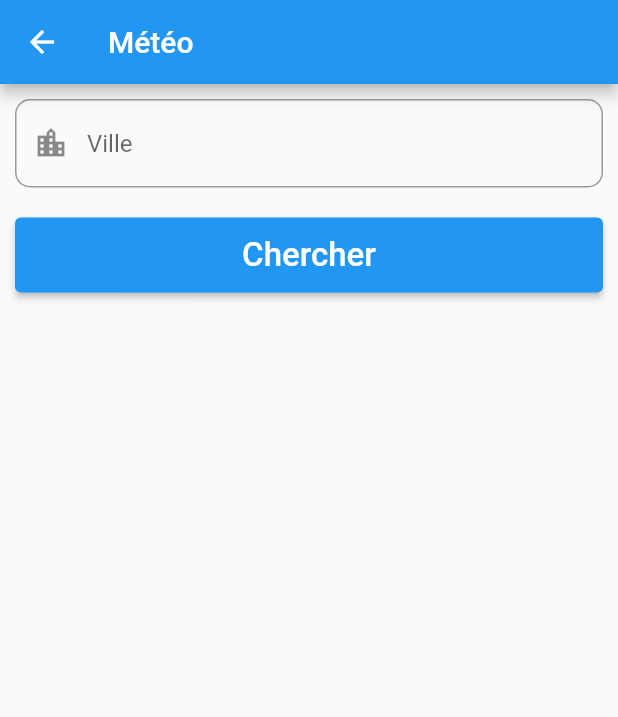
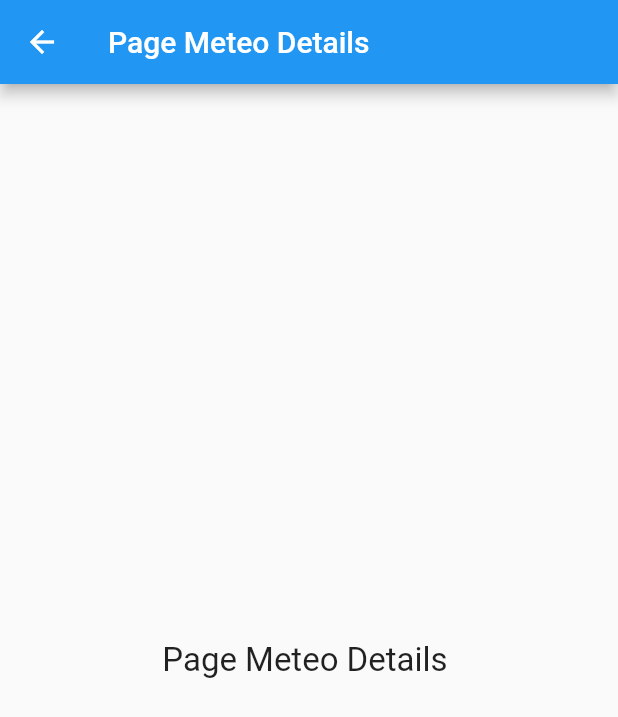
Before and after one commit to rouamansour/Voyage_app, a Flutter app: the MeteoPage screen opened by its route, after a tap on "Chercher", on a phone screen of 412 x 824 dp. Shown: the top 717 px of the screen. Run offline on Flutter 3.47's test engine with Material 2 defaults, Android fonts, the phone set to English and light mode, and no system bars; our stand-ins replace shared_preferences; missing offline and left inert: dart:js; accounts and stored records are empty.

Commit message:
create page detail and update meteo

```diff
--- a/voyage/lib/pages/meteo.page.dart
+++ b/voyage/lib/pages/meteo.page.dart
@@ -1,5 +1,5 @@
 import 'package:flutter/material.dart';
-import '../menu/drawer.widget.dart';
+import 'meteo_details.page.dart';
 
 class MeteoPage extends StatelessWidget{
   TextEditingController txt_ville = new TextEditingController();
@@ -26,11 +26,22 @@ class MeteoPage extends StatelessWidget{
           child: ElevatedButton(
             style: ElevatedButton.styleFrom(
               minimumSize: const Size.fromHeight(50)),
-              onPressed: (){},
+              onPressed: ()
+              {
+                _onGetMeteoDetails(context);
+              },
               child: Text('Chercher', style: TextStyle(fontSize: 22))),
               ),
           ],
     ));
   }
 
+void _onGetMeteoDetails(BuildContext context){
+    String v = txt_ville.text;
+    Navigator.push(
+      context,
+      MaterialPageRoute(
+          builder: (context) => MeteoDetailsPage(v)));
+    txt_ville.text="";
 }
+ }
--- /dev/null
+++ b/voyage/lib/pages/meteo_details.page.dart
@@ -0,0 +1,16 @@
+import 'package:flutter/material.dart';
+
+class MeteoDetailsPage extends StatelessWidget {
+    String ville="";
+    MeteoDetailsPage(this.ville);
+    @override
+    Widget build(BuildContext context) {
+      return Scaffold(
+    appBar: AppBar(title: Text('Page Meteo Details')),
+    body: Center(
+    child: Text(
+    'Page Meteo Details ${ville}',
+    style: TextStyle(fontSize: 22),
+    ) ) ) ;
+    }
+}
```
